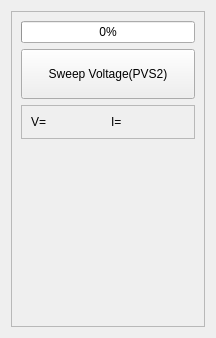
Old version of the form SEEL/templates/diode.ui in the repository jithinbp/SEELablet.
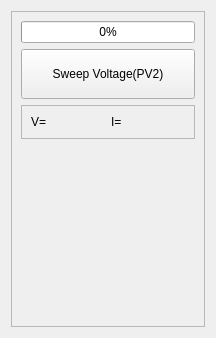
New version of the form.

Patch:
```diff
--- a/SEEL/templates/diode.ui
+++ b/SEEL/templates/diode.ui
@@ -69,7 +69,7 @@
          <string notr="true"/>
         </property>
         <property name="text">
-         <string>Sweep Voltage(PVS2)</string>
+         <string>Sweep Voltage(PV2)</string>
         </property>
        </widget>
       </item>
```
